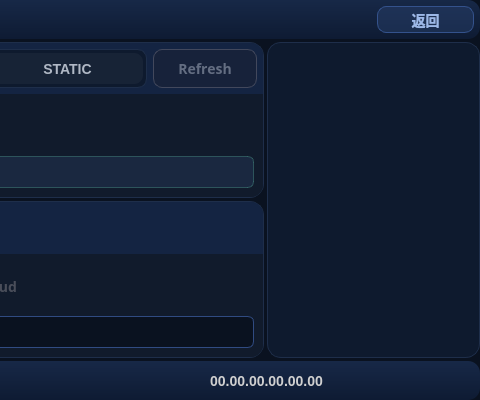
housir-debug/Leacesy_M3506, file widgets/interaction/devicesetpage.ui: the form before one commit; both pictures show x 800 to 1280 and y 0 to 400 of the 1280 by 400 pixel window.
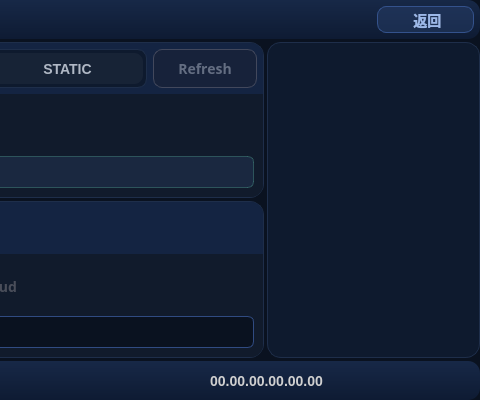
The form after the commit. Icons and pictures are not drawn. Custom widgets are drawn as their Qt base class.

What changed in the file:
```diff
--- a/widgets/interaction/devicesetpage.ui
+++ b/widgets/interaction/devicesetpage.ui
@@ -298,7 +298,11 @@
          <enum>Qt::NoContextMenu</enum>
         </property>
         <property name="text">
-         <string>返回</string>
+         <string> 返回</string>
+        </property>
+        <property name="icon">
+         <iconset resource="../../resources/master.qrc">
+          <normaloff>:/web/icon/undo.png</normaloff>:/web/icon/undo.png</iconset>
         </property>
        </widget>
       </item>
```
Left out of the diff: 4 changed lines with no effect on the pictures.
